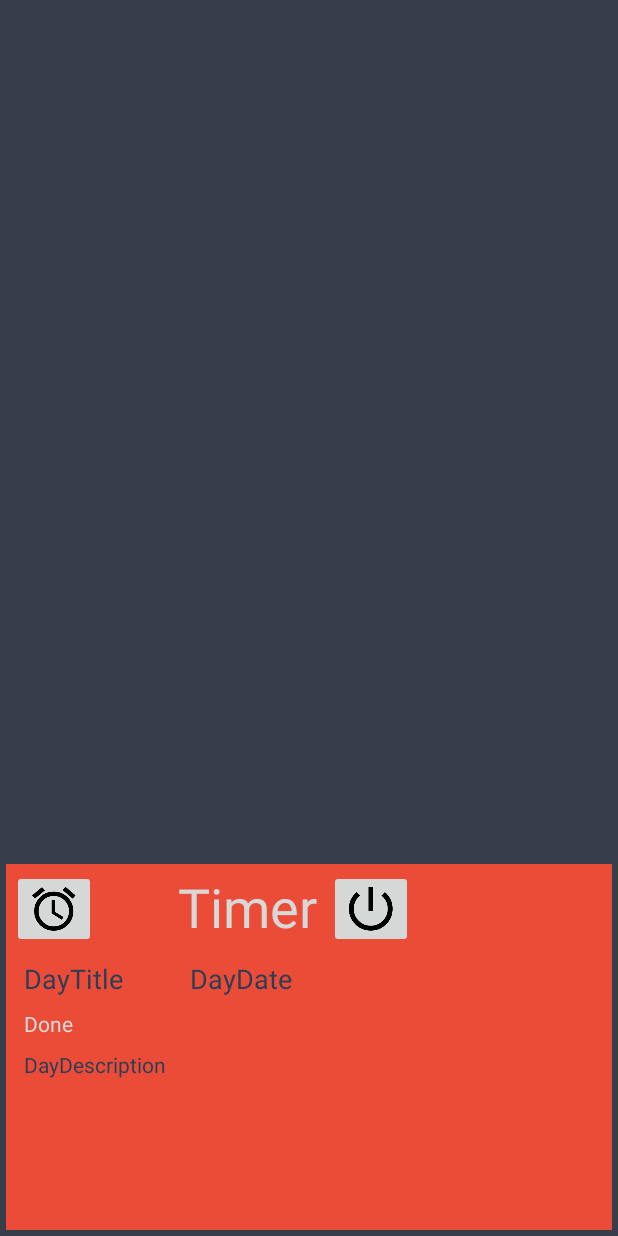
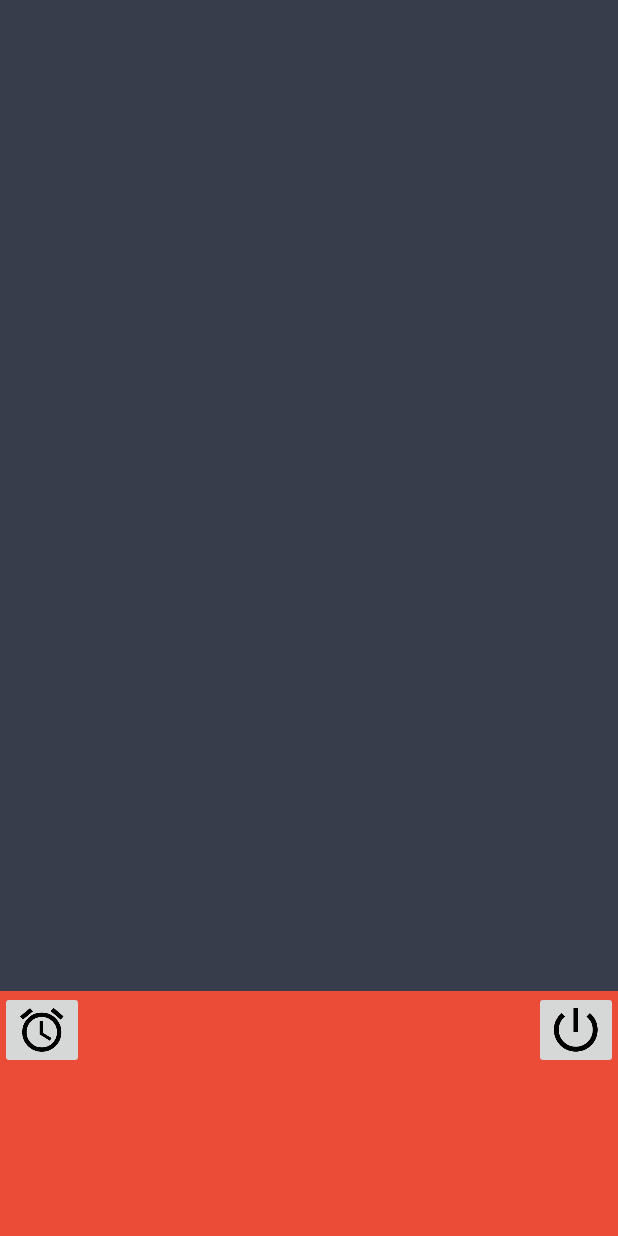
Before and after one commit to HetBenkt/OnePomodoroExercises, an Android app: the layout activity_main.xml on its own in the app's theme, with its tools: preview values and no code run, on a phone screen of 412 x 824 dp. Run offline under Robolectric (Android 15) with nearby library versions, the phone set to English and light mode, and no system bars.

```diff
--- a/app/src/main/res/layout/activity_main.xml
+++ b/app/src/main/res/layout/activity_main.xml
@@ -22,92 +22,85 @@
                 android:id="@+id/exercises"
                 android:layout_width="match_parent"
                 android:layout_height="0dp"
-                android:layout_weight=".7"
+                android:layout_weight=".8"
                 app:layout_constraintTop_toTopOf="parent"
                 app:layout_constraintBottom_toBottomOf="parent"
                 app:layout_constraintEnd_toEndOf="parent"
                 app:layout_constraintStart_toStartOf="parent"/>
 
-        <TableLayout
-                android:layout_marginLeft="4dp"
-                android:layout_marginRight="4dp"
-                android:layout_marginBottom="4dp"
-                android:background="@color/infoBackground"
+        <LinearLayout
                 android:orientation="horizontal"
                 android:layout_width="match_parent"
+                android:background="@color/infoBackground"
+                app:layout_constraintStart_toStartOf="parent"
+                app:layout_constraintEnd_toEndOf="parent"
+                app:layout_constraintTop_toTopOf="parent"
+                app:layout_constraintBottom_toBottomOf="parent"
                 android:layout_height="0dp"
-                android:layout_weight=".3">
+                android:layout_weight=".2">
 
-            <TableRow
-                    android:layout_margin="4dp">
+            <TableLayout
+                    android:orientation="horizontal"
+                    android:layout_width="match_parent"
+                    android:layout_height="match_parent"
+                    android:layout_weight="1">
 
+                <TableRow>
                     <ImageButton
-                        android:layout_gravity="left"
                             android:id="@+id/btnStart"
                             android:src="@drawable/ic_access_alarms"
                             android:onClick="onStartClick"/>
+
                     <TextView
-                        android:text="@string/timer"
-                        android:layout_gravity="left"
                             android:layout_width="wrap_content"
                             android:layout_height="wrap_content"
                             android:id="@+id/txtTimer"
+                            android:layout_marginLeft="8dp"
                             android:textSize="36sp"
-                        android:layout_marginLeft="8dp"
                             android:textColor="@color/rowBackgroundToDo"/>
-                <ImageButton
-                        android:layout_gravity="right"
-                        android:id="@+id/btnExit"
-                        android:src="@drawable/ic_power_settings_new"
-                        android:onClick="onExitClick"/>
                 </TableRow>
-            <TableRow
-                    android:layout_margin="4dp">
 
+                <TableRow android:layout_marginLeft="8dp">
                     <TextView
-                        android:text="@string/dayTitle"
-                        android:layout_gravity="left"
                             android:layout_width="wrap_content"
                             android:layout_height="wrap_content"
                             android:id="@+id/txtDayTitle"
                             android:textSize="18sp"
-                        android:layout_marginLeft="8dp"
                             android:textColor="@color/mainText"/>
 
                     <TextView
-                        android:text="@string/dayDate"
-                        android:layout_gravity="left"
                             android:layout_width="wrap_content"
                             android:layout_height="wrap_content"
                             android:id="@+id/txtDayDate"
                             android:textSize="18sp"
-                        android:layout_marginLeft="8dp"
                             android:textColor="@color/mainText"/>
                 </TableRow>
-            <TableRow
-                    android:layout_margin="4dp">
+
+                <TableRow android:layout_marginLeft="8dp">
                     <TextView
-                        android:text="@string/done"
-                        android:layout_gravity="left"
                             android:layout_width="wrap_content"
                             android:layout_height="wrap_content"
                             android:id="@+id/txtDone"
                             android:textSize="14sp"
-                        android:layout_marginLeft="8dp"
                             android:textColor="@color/rowBackgroundToDo"/>
-            </TableRow>
-            <TableRow
-                    android:layout_margin="4dp">
                     <TextView
-                        android:text="@string/dayDescription"
-                        android:layout_gravity="left"
                             android:layout_width="wrap_content"
                             android:layout_height="wrap_content"
                             android:id="@+id/txtDayDescription"
                             android:textSize="14sp"
-                        android:layout_marginLeft="8dp"
                             android:textColor="@color/mainText"/>
                 </TableRow>
             </TableLayout>
+
+            <ImageButton
+                    android:id="@+id/btnExit"
+                    android:src="@drawable/ic_power_settings_new"
+                    android:onClick="onExitClick"
+                    android:layout_height="wrap_content"
+                    android:layout_width="wrap_content"/>
+
         </LinearLayout>
+
+    </LinearLayout>
+
 </android.support.constraint.ConstraintLayout>
```
Also changed, not shown: app/src/main/res/xml/preferences.xml (+1 -7 lines), 2 other files. Lines whose indentation alone changed are shown as unchanged.
